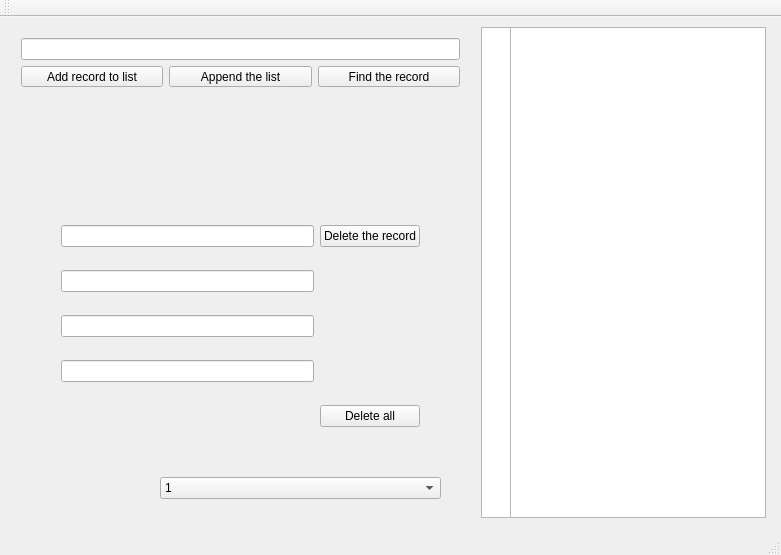
Before: the Qt Designer form mainwindow.ui in LaVestima/tcs-oop-ex1, drawn with Qt 5.
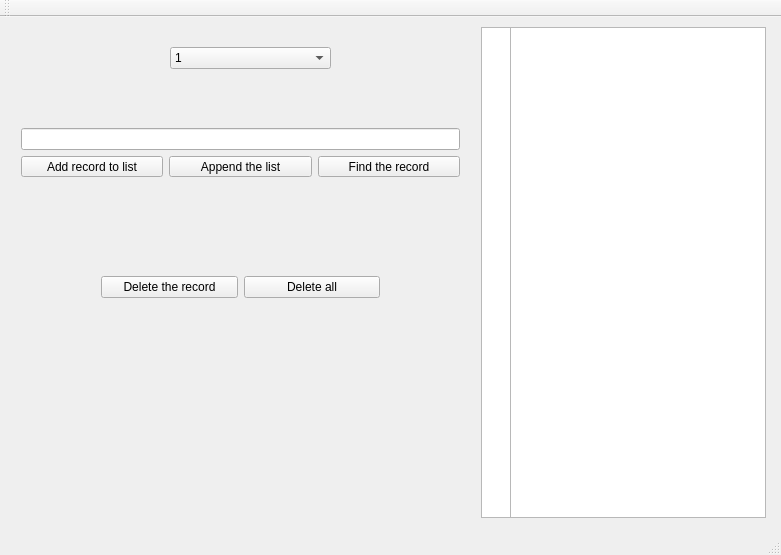
After: the same form once the commit is applied.

Diff of the .ui file:
```diff
--- a/mainwindow.ui
+++ b/mainwindow.ui
@@ -34,54 +34,12 @@
      </rect>
     </property>
    </widget>
-   <widget class="QWidget" name="gridLayoutWidget">
-    <property name="geometry">
-     <rect>
-      <x>50</x>
-      <y>180</y>
-      <width>381</width>
-      <height>261</height>
-     </rect>
-    </property>
-    <layout class="QGridLayout" name="gridLayout">
-     <item row="2" column="0">
-      <widget class="QLineEdit" name="lineEdit_2"/>
-     </item>
-     <item row="0" column="0">
-      <widget class="QLineEdit" name="deleteRecordLineEdit">
-       <property name="text">
-        <string/>
-       </property>
-      </widget>
-     </item>
-     <item row="3" column="0">
-      <widget class="QLineEdit" name="lineEdit_3"/>
-     </item>
-     <item row="1" column="0">
-      <widget class="QLineEdit" name="appendRecordLineEdit"/>
-     </item>
-     <item row="4" column="1">
-      <widget class="QPushButton" name="deleteAllButton">
-       <property name="text">
-        <string>Delete all</string>
-       </property>
-      </widget>
-     </item>
-     <item row="0" column="1">
-      <widget class="QPushButton" name="deleteRecordButton">
-       <property name="text">
-        <string>Delete the record</string>
-       </property>
-      </widget>
-     </item>
-    </layout>
-   </widget>
    <widget class="QComboBox" name="comboBox">
     <property name="geometry">
      <rect>
-      <x>160</x>
-      <y>460</y>
-      <width>281</width>
+      <x>170</x>
+      <y>30</y>
+      <width>161</width>
       <height>22</height>
      </rect>
     </property>
@@ -100,7 +58,7 @@
     <property name="geometry">
      <rect>
       <x>10</x>
-      <y>10</y>
+      <y>100</y>
       <width>461</width>
       <height>71</height>
      </rect>
@@ -140,6 +98,38 @@
      </item>
     </layout>
    </widget>
+   <widget class="QWidget" name="gridLayoutWidget">
+    <property name="geometry">
+     <rect>
+      <x>90</x>
+      <y>230</y>
+      <width>301</width>
+      <height>80</height>
+     </rect>
+    </property>
+    <layout class="QGridLayout" name="gridLayout">
+     <item row="0" column="0">
+      <widget class="QPushButton" name="deleteRecordButton">
+       <property name="text">
+        <string>Delete the record</string>
+       </property>
+      </widget>
+     </item>
+     <item row="0" column="1">
+      <widget class="QPushButton" name="deleteAllButton">
+       <property name="text">
+        <string>Delete all</string>
+       </property>
+      </widget>
+     </item>
+    </layout>
+   </widget>
+   <zorder>listWidget</zorder>
+   <zorder>idListWidget</zorder>
+   <zorder>comboBox</zorder>
+   <zorder>verticalLayoutWidget</zorder>
+   <zorder>gridLayoutWidget</zorder>
+   <zorder>horizontalLayoutWidget</zorder>
   </widget>
   <widget class="QMenuBar" name="menuBar">
    <property name="geometry">
```
Left out of the diff: 2 changed lines with no effect on the pictures.
